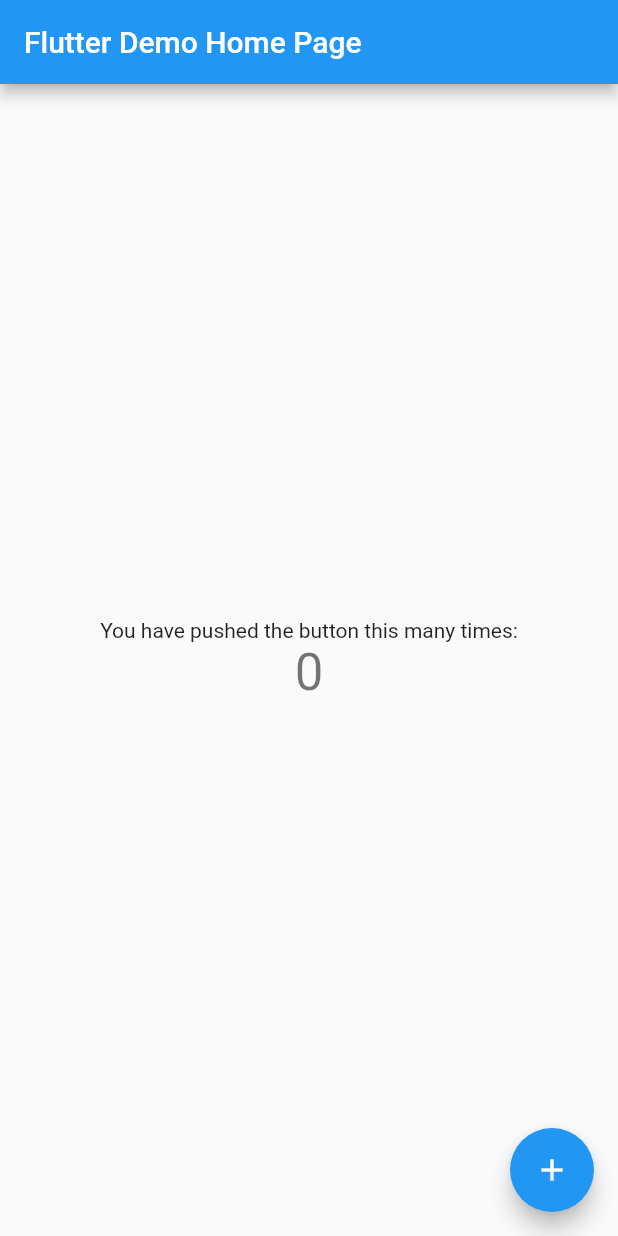
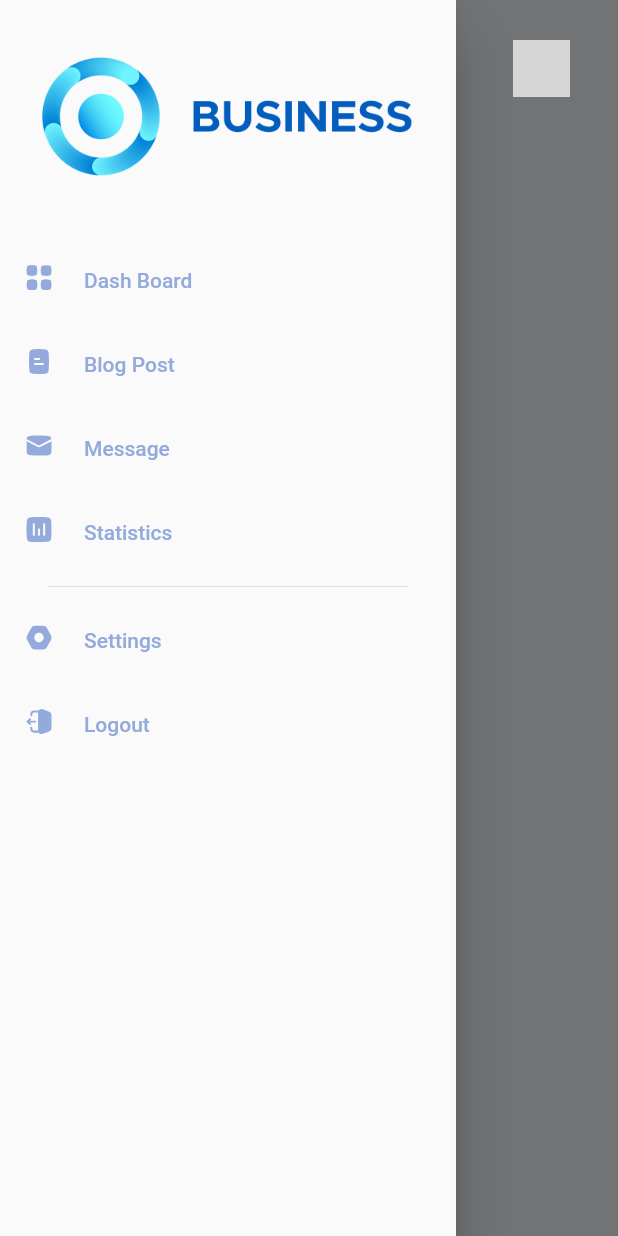
Before and after one commit to SayujSujeev/Responsive-Admin-Dashboard, a Flutter app: the screen it shows after launch, with the side drawer open (before the commit the screen has no drawer), on a phone screen of 412 x 824 dp. Run offline on Flutter 3.47's test engine with Material 2 defaults, Android fonts, the light colour scheme and no system bars; our stand-ins replace flutter_svg; grey boxes are pictures that could not be loaded.

Commit message:
part one

```diff
--- a/lib/constants/responsive.dart
+++ b/lib/constants/responsive.dart
@@ -12,9 +12,7 @@
     required this.desktop,
   }) : super(key: key);
 
-// This size work fine on my design, maybe you need some customization depends on your design
 
-  // This isMobile, isTablet, isDesktop helep us later
   static bool isMobile(BuildContext context) =>
       MediaQuery.of(context).size.width < 850;
 
@@ -28,15 +26,12 @@
   @override
   Widget build(BuildContext context) {
     final Size _size = MediaQuery.of(context).size;
-    // If our width is more than 1100 then we consider it a desktop
     if (_size.width >= 1100) {
       return desktop;
     }
-    // If width it less then 1100 and more then 850 we consider it as tablet
     else if (_size.width >= 850 && tablet != null) {
       return tablet!;
     }
-    // Or less then that we called it mobile
     else {
       return mobile;
     }
--- a/lib/main.dart
+++ b/lib/main.dart
@@ -1,4 +1,7 @@
 import 'package:flutter/material.dart';
+import 'package:provider/provider.dart';
+import 'package:responsive_admin_dashboard/controllers/controller.dart';
+import 'package:responsive_admin_dashboard/screens/dash_board_screen.dart';
 
 void main() {
   runApp(MyApp());
@@ -9,105 +12,17 @@
   @override
   Widget build(BuildContext context) {
     return MaterialApp(
-      title: 'Flutter Demo',
+      title: 'Responsive Admin Dashboard',
+      debugShowCheckedModeBanner: false,
       theme: ThemeData(
-        // This is the theme of your application.
-        //
-        // Try running your application with "flutter run". You'll see the
-        // application has a blue toolbar. Then, without quitting the app, try
-        // changing the primarySwatch below to Colors.green and then invoke
-        // "hot reload" (press "r" in the console where you ran "flutter run",
-        // or simply save your changes to "hot reload" in a Flutter IDE).
-        // Notice that the counter didn't reset back to zero; the application
-        // is not restarted.
         primarySwatch: Colors.blue,
       ),
-      home: MyHomePage(title: 'Flutter Demo Home Page'),
+      home: MultiProvider(
+        providers: [
+          ChangeNotifierProvider(create: (context) => Controller(),)
+        ],
+        child: DashBoardScreen(),
+      ),
     );
   }
 }
-
-class MyHomePage extends StatefulWidget {
-  MyHomePage({Key? key, required this.title}) : super(key: key);
-
-  // This widget is the home page of your application. It is stateful, meaning
-  // that it has a State object (defined below) that contains fields that affect
-  // how it looks.
-
-  // This class is the configuration for the state. It holds the values (in this
-  // case the title) provided by the parent (in this case the App widget) and
-  // used by the build method of the State. Fields in a Widget subclass are
-  // always marked "final".
-
-  final String title;
-
-  @override
-  _MyHomePageState createState() => _MyHomePageState();
-}
-
-class _MyHomePageState extends State<MyHomePage> {
-  int _counter = 0;
-
-  void _incrementCounter() {
-    setState(() {
-      // This call to setState tells the Flutter framework that something has
-      // changed in this State, which causes it to rerun the build method below
-      // so that the display can reflect the updated values. If we changed
-      // _counter without calling setState(), then the build method would not be
-      // called again, and so nothing would appear to happen.
-      _counter++;
-    });
-  }
-
-  @override
-  Widget build(BuildContext context) {
-    // This method is rerun every time setState is called, for instance as done
-    // by the _incrementCounter method above.
-    //
-    // The Flutter framework has been optimized to make rerunning build methods
-    // fast, so that you can just rebuild anything that needs updating rather
-    // than having to individually change instances of widgets.
-    return Scaffold(
-      appBar: AppBar(
-        // Here we take the value from the MyHomePage object that was created by
-        // the App.build method, and use it to set our appbar title.
-        title: Text(widget.title),
-      ),
-      body: Center(
-        // Center is a layout widget. It takes a single child and positions it
-        // in the middle of the parent.
-        child: Column(
-          // Column is also a layout widget. It takes a list of children and
-          // arranges them vertically. By default, it sizes itself to fit its
-          // children horizontally, and tries to be as tall as its parent.
-          //
-          // Invoke "debug painting" (press "p" in the console, choose the
-          // "Toggle Debug Paint" action from the Flutter Inspector in Android
-          // Studio, or the "Toggle Debug Paint" command in Visual Studio Code)
-          // to see the wireframe for each widget.
-          //
-          // Column has various properties to control how it sizes itself and
-          // how it positions its children. Here we use mainAxisAlignment to
-          // center the children vertically; the main axis here is the vertical
-          // axis because Columns are vertical (the cross axis would be
-          // horizontal).
-          mainAxisAlignment: MainAxisAlignment.center,
-          children: <Widget>[
-            Text(
-              'You have pushed the button this many times:',
-            ),
-            Text(
-              '$_counter',
-              style: Theme.of(context).textTheme.headline4,
-            ),
-          ],
-        ),
-      ),
-      floatingActionButton: FloatingActionButton(
-        onPressed: _incrementCounter,
-        tooltip: 'Increment',
-        child: Icon(Icons.add),
-      ), // This trailing comma makes auto-formatting nicer for build methods.
-    );
-  }
-}
--- /dev/null
+++ b/lib/screens/components/custom_appbar.dart
@@ -0,0 +1,26 @@
+import 'package:flutter/material.dart';
+import 'package:responsive_admin_dashboard/constants/constants.dart';
+import 'package:responsive_admin_dashboard/constants/responsive.dart';
+import 'package:responsive_admin_dashboard/controllers/controller.dart';
+import 'package:responsive_admin_dashboard/screens/components/profile_info.dart';
+import 'package:responsive_admin_dashboard/screens/components/search_field.dart';
+import 'package:provider/provider.dart';
+
+class CustomAppbar extends StatelessWidget {
+  const CustomAppbar({Key? key}) : super(key: key);
+
+  @override
+  Widget build(BuildContext context) {
+    return Row(
+      children: [
+        if (!Responsive.isDesktop(context))
+          IconButton(
+            onPressed: context.read<Controller>().controlMenu,
+            icon: Icon(Icons.menu,color: textColor.withOpacity(0.5),),
+          ),
+        Expanded(child: SearchField()),
+        ProfileInfo()
+      ],
+    );
+  }
+}
--- /dev/null
+++ b/lib/screens/components/dashboard_content.dart
@@ -0,0 +1,21 @@
+import 'package:flutter/material.dart';
+import 'package:responsive_admin_dashboard/constants/constants.dart';
+import 'package:responsive_admin_dashboard/screens/components/custom_appbar.dart';
+
+class DashboardContent extends StatelessWidget {
+  const DashboardContent({Key? key}) : super(key: key);
+
+  @override
+  Widget build(BuildContext context) {
+    return SafeArea(
+      child: SingleChildScrollView(
+        padding: EdgeInsets.all(appPadding),
+        child: Column(
+          children: [
+            CustomAppbar(),
+          ],
+        ),
+      ),
+    );
+  }
+}
--- /dev/null
+++ b/lib/screens/components/drawer_list_tile.dart
@@ -0,0 +1,20 @@
+import 'package:flutter/material.dart';
+import 'package:flutter_svg/flutter_svg.dart';
+import 'package:responsive_admin_dashboard/constants/constants.dart';
+
+class DrawerListTile extends StatelessWidget {
+  const DrawerListTile({Key? key, required this.title, required this.svgSrc, required this.tap}) : super(key: key);
+
+  final String title, svgSrc;
+  final VoidCallback tap;
+
+  @override
+  Widget build(BuildContext context) {
+    return ListTile(
+      onTap: tap,
+      horizontalTitleGap: 0.0,
+      leading: SvgPicture.asset(svgSrc,color: grey,height: 20,),
+      title: Text(title,style: TextStyle(color: grey),),
+    );
+  }
+}
--- /dev/null
+++ b/lib/screens/components/drawer_menu.dart
@@ -0,0 +1,51 @@
+import 'package:flutter/material.dart';
+import 'package:responsive_admin_dashboard/constants/constants.dart';
+import 'package:responsive_admin_dashboard/screens/components/drawer_list_tile.dart';
+
+class DrawerMenu extends StatelessWidget {
+  const DrawerMenu({Key? key}) : super(key: key);
+
+  @override
+  Widget build(BuildContext context) {
+    return Drawer(
+      child: ListView(
+        children: [
+          Container(
+            padding: EdgeInsets.all(appPadding),
+            child: Image.asset("assets/images/logowithtext.png"),
+          ),
+          DrawerListTile(
+              title: 'Dash Board',
+              svgSrc: 'assets/icons/Dashboard.svg',
+              tap: () {}),
+          DrawerListTile(
+              title: 'Blog Post',
+              svgSrc: 'assets/icons/BlogPost.svg',
+              tap: () {}),
+          DrawerListTile(
+              title: 'Message', svgSrc: 'assets/icons/Message.svg', tap: () {}),
+          DrawerListTile(
+              title: 'Statistics',
+              svgSrc: 'assets/icons/Statistics.svg',
+              tap: () {}),
+          Padding(
+            padding: const EdgeInsets.symmetric(horizontal: appPadding * 2),
+            child: Divider(
+              color: grey,
+              thickness: 0.2,
+            ),
+          ),
+
+          DrawerListTile(
+              title: 'Settings',
+              svgSrc: 'assets/icons/Setting.svg',
+              tap: () {}),
+          DrawerListTile(
+              title: 'Logout',
+              svgSrc: 'assets/icons/Logout.svg',
+              tap: () {}),
+        ],
+      ),
+    );
+  }
+}
--- /dev/null
+++ b/lib/screens/components/profile_info.dart
@@ -0,0 +1,67 @@
+import 'package:flutter/material.dart';
+import 'package:flutter_svg/flutter_svg.dart';
+import 'package:responsive_admin_dashboard/constants/constants.dart';
+import 'package:responsive_admin_dashboard/constants/responsive.dart';
+
+class ProfileInfo extends StatelessWidget {
+  const ProfileInfo({Key? key}) : super(key: key);
+
+  @override
+  Widget build(BuildContext context) {
+    return Row(
+      children: [
+        Padding(
+          padding: const EdgeInsets.all(appPadding),
+          child: Stack(
+            children: [
+              SvgPicture.asset(
+                "assets/icons/Bell.svg",
+                height: 25,
+                color: textColor.withOpacity(0.8),
+              ),
+              Positioned(
+                right: 0,
+                child: Container(
+                  height: 10,
+                  width: 10,
+                  decoration: BoxDecoration(
+                    shape: BoxShape.circle,
+                    color: red,
+                  ),
+                ),
+              )
+            ],
+          ),
+        ),
+        Container(
+          margin: EdgeInsets.only(left: appPadding),
+          padding: EdgeInsets.symmetric(
+            horizontal: appPadding,
+            vertical: appPadding / 2,
+          ),
+          child: Row(
+            children: [
+              ClipRRect(
+                child: Image.asset(
+                  'assets/images/photo3.jpg',
+                  height: 38,
+                  width: 38,
+                  fit: BoxFit.cover,
+                ),
+                borderRadius: BorderRadius.circular(30),
+              ),
+              if(!Responsive.isMobile(context))
+              Padding(
+                padding: const EdgeInsets.symmetric(horizontal: appPadding / 2),
+                child: Text('Hii, Arinalis',style: TextStyle(
+                  color: textColor,
+                  fontWeight: FontWeight.w800,
+                ),),
+              )
+            ],
+          ),
+        )
+      ],
+    );
+  }
+}
--- /dev/null
+++ b/lib/screens/components/search_field.dart
@@ -0,0 +1,25 @@
+import 'package:flutter/material.dart';
+import 'package:responsive_admin_dashboard/constants/constants.dart';
+
+class SearchField extends StatelessWidget {
+  const SearchField({Key? key}) : super(key: key);
+
+  @override
+  Widget build(BuildContext context) {
+    return TextField(
+      decoration: InputDecoration(
+        hintText: "Search for Statistics",
+        helperStyle: TextStyle(
+          color: textColor.withOpacity(0.5),fontSize: 15,
+        ),
+        fillColor: secondaryColor,
+        filled: true,
+        border: OutlineInputBorder(
+          borderSide: BorderSide.none,
+          borderRadius: BorderRadius.circular(10)
+        ),
+        prefixIcon: Icon(Icons.search,color: textColor.withOpacity(0.5),)
+      ),
+    );
+  }
+}
--- /dev/null
+++ b/lib/screens/dash_board_screen.dart
@@ -0,0 +1,33 @@
+import 'package:flutter/material.dart';
+import 'package:responsive_admin_dashboard/constants/constants.dart';
+import 'package:responsive_admin_dashboard/constants/responsive.dart';
+import 'package:responsive_admin_dashboard/controllers/controller.dart';
+import 'package:responsive_admin_dashboard/screens/components/dashboard_content.dart';
+
+import 'components/drawer_menu.dart';
+import 'package:provider/provider.dart';
+
+class DashBoardScreen extends StatelessWidget {
+  const DashBoardScreen({Key? key}) : super(key: key);
+
+  @override
+  Widget build(BuildContext context) {
+    return Scaffold(
+      backgroundColor: bgColor,
+      drawer: DrawerMenu(),
+      key: context.read<Controller>().scaffoldKey,
+      body: SafeArea(
+        child: Row(
+          crossAxisAlignment: CrossAxisAlignment.start,
+          children: [
+            if (Responsive.isDesktop(context)) Expanded(child: DrawerMenu(),),
+            Expanded(
+              flex: 5,
+              child: DashboardContent(),
+            )
+          ],
+        ),
+      ),
+    );
+  }
+}
--- a/pubspec.yaml
+++ b/pubspec.yaml
@@ -31,7 +31,6 @@
   flutter_svg: ^0.22.0
   fl_chart: ^0.36.1
   provider: ^5.0.0
-  data_table_2: ^2.0.3
 
 dev_dependencies:
   flutter_test:
@@ -52,6 +51,9 @@
   # assets:
   #   - images/a_dot_burr.jpeg
   #   - images/a_dot_ham.jpeg
+  assets:
+    - assets/images/
+    - assets/icons/
 
   # An image asset can refer to one or more resolution-specific "variants", see
   # https://flutter.dev/assets-and-images/#resolution-aware.
```
Also changed, not shown: pubspec.lock.
